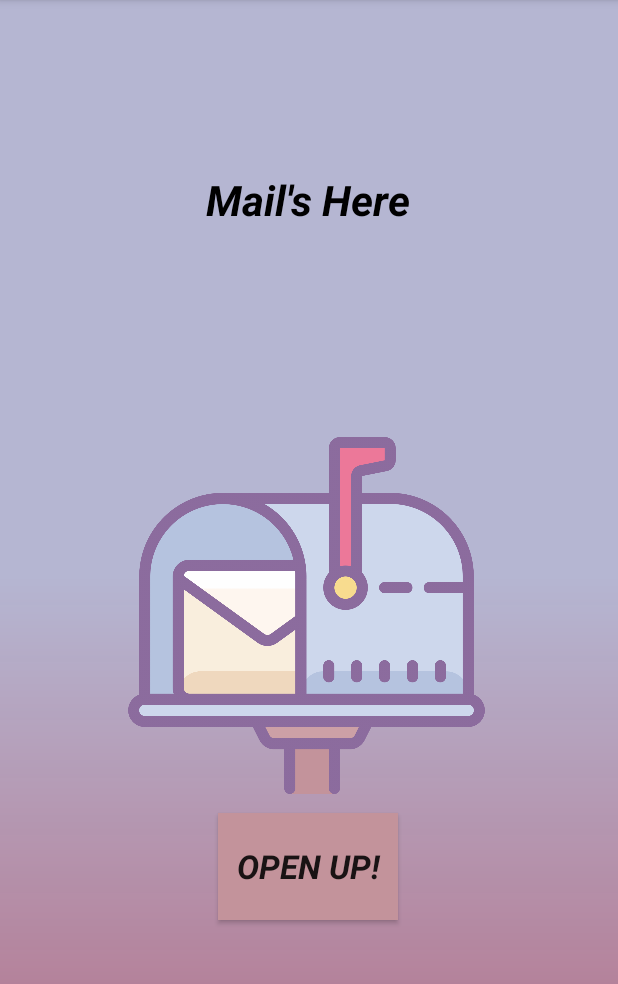
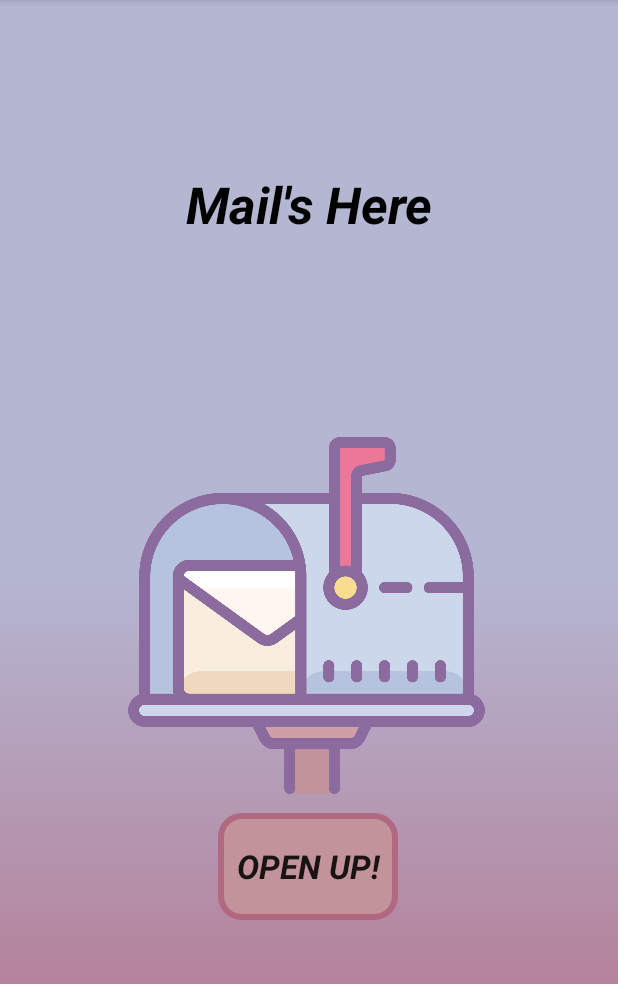
Before and after one commit to aconne22/MobileApp2019, an Android app: the screen it shows after launch (MainActivity), on a phone screen of 412 x 824 dp, the part 84-1068 px from its top. Run offline under Robolectric (Android 15) with nearby library versions, the phone set to English and light mode, and no system bars; Roboto replaces fonts that are not available here.

Commit message:
button xml
made a cleaner looking button

```diff
--- /dev/null
+++ b/MailsHere/app/src/main/res/drawable/button_one.xml
@@ -0,0 +1,23 @@
+<?xml version="1.0" encoding="utf-8"?>
+<shape xmlns:android="http://schemas.android.com/apk/res/android" android:shape="rectangle" >
+    <corners
+        android:radius="14dp"
+        />
+    <solid
+        android:color="#c3939b"
+        />
+    <padding
+        android:left="0dp"
+        android:top="0dp"
+        android:right="0dp"
+        android:bottom="0dp"
+        />
+    <size
+        android:width="150dp"
+        android:height="60dp"
+        />
+    <stroke
+        android:width="4dp"
+        android:color="#F5B1677F"
+        />
+</shape>
--- a/MailsHere/app/src/main/res/layout/activity_home.xml
+++ b/MailsHere/app/src/main/res/layout/activity_home.xml
@@ -102,14 +102,15 @@
 
     <Button
         android:id="@+id/button"
-        android:layout_width="wrap_content"
-        android:layout_height="wrap_content"
+        android:layout_width="112dp"
+        android:layout_height="60dp"
         android:layout_marginStart="8dp"
         android:layout_marginTop="8dp"
         android:layout_marginEnd="16dp"
         android:layout_marginBottom="8dp"
-        android:background="@android:drawable/ic_input_add"
-        android:text="Button"
+        android:background="@drawable/button_one"
+        android:fontFamily="a"
+        android:text="Add Note"
         app:layout_constraintBottom_toBottomOf="parent"
         app:layout_constraintEnd_toEndOf="parent"
         app:layout_constraintHorizontal_bias="1.0"
--- a/MailsHere/app/src/main/res/layout/activity_main.xml
+++ b/MailsHere/app/src/main/res/layout/activity_main.xml
@@ -9,22 +9,21 @@
 
     <TextView
         android:id="@+id/title"
-        android:layout_width="182dp"
-        android:layout_height="41dp"
+        android:layout_width="209dp"
+        android:layout_height="43dp"
         android:fontFamily="@font/merienda_one"
         android:text="@string/title"
         android:textAlignment="center"
         android:textColor="#000000"
-        android:textSize="28sp"
+        android:textSize="34sp"
         android:textStyle="bold|italic"
         app:layout_constraintBottom_toBottomOf="parent"
         app:layout_constraintEnd_toEndOf="parent"
-        app:layout_constraintHorizontal_bias="0.497"
         app:layout_constraintLeft_toLeftOf="parent"
         app:layout_constraintRight_toRightOf="parent"
         app:layout_constraintStart_toStartOf="parent"
         app:layout_constraintTop_toTopOf="parent"
-        app:layout_constraintVertical_bias="0.157" />
+        app:layout_constraintVertical_bias="0.156" />
 
     <Button
         android:id="@+id/open_up"
@@ -32,7 +31,7 @@
         android:layout_height="71dp"
         android:layout_marginTop="8dp"
         android:layout_marginBottom="8dp"
-        android:background="#c3939b"
+        android:background="@drawable/button_one"
         android:fontFamily="@font/antic_slab"
         android:text="@string/button"
         android:textSize="22sp"
```
